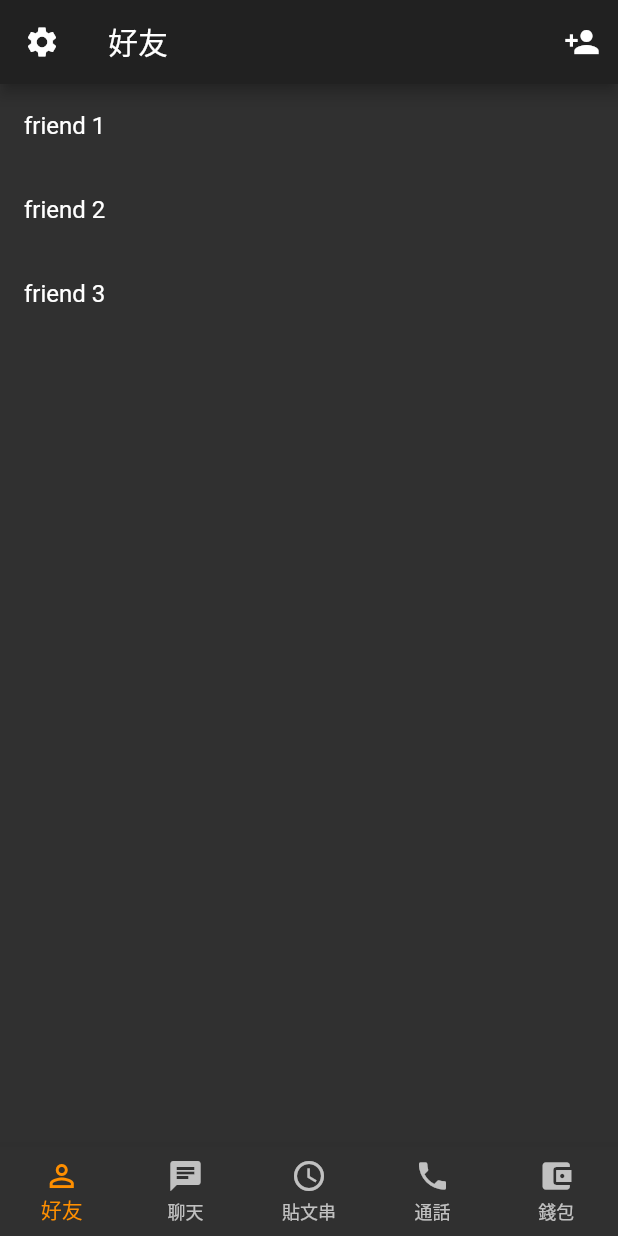
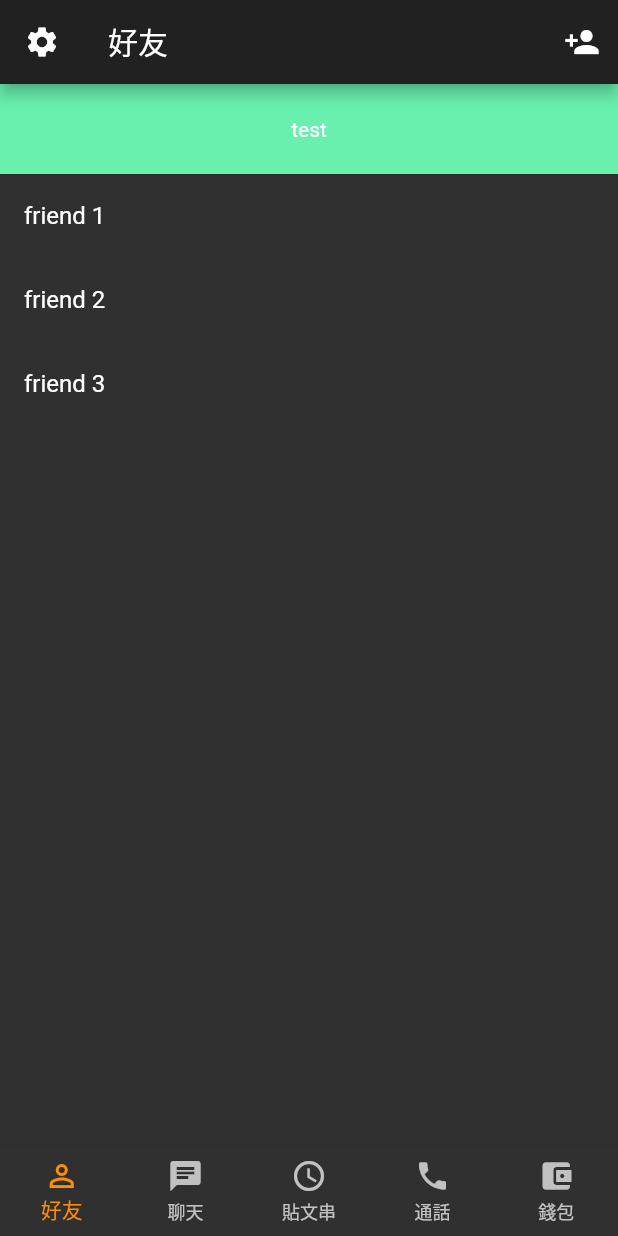
Before and after one commit to onesebun/my_app, a Flutter app: the screen it shows after launch, on a phone screen of 412 x 824 dp. Run offline on Flutter 3.47's test engine with Material 2 defaults, Android fonts, the phone set to English and light mode, and no system bars.

Commit message:
update friend screen

```diff
--- a/lib/main.dart
+++ b/lib/main.dart
@@ -7,6 +7,7 @@ class MyApp extends StatelessWidget {
   @override
   Widget build(BuildContext context) {
     return MaterialApp(
+      debugShowCheckedModeBanner: false,
       title: 'Flutter Demo',
       theme: ThemeData(
         brightness: Brightness.dark,
--- a/lib/screens/friends_screen.dart
+++ b/lib/screens/friends_screen.dart
@@ -1,6 +1,7 @@
 import 'package:flutter/material.dart';
 import '../model/post.dart';
 import '../widgets/friends_list.dart';
+import '../widgets/user_profile.dart';
 
 class FriendsScreen extends StatelessWidget {
   FriendsScreen();
@@ -26,7 +27,18 @@ class FriendsScreen extends StatelessWidget {
             )
           ],
         ),
-      body: FriendsList(),
-    );
+        body: Container(
+          child: Column(
+            mainAxisAlignment: MainAxisAlignment.start,
+            children: <Widget>[
+              Flexible(
+                child: UserProfile(),
+              ),
+              Flexible(
+                child: FriendsList(),
+              ),
+            ],
+          ),
+        ));
   }
 }
--- /dev/null
+++ b/lib/widgets/user_profile.dart
@@ -0,0 +1,15 @@
+import 'package:flutter/material.dart';
+
+class UserProfile extends StatelessWidget {
+  UserProfile();
+
+  @override
+  Widget build(BuildContext context) {
+    return Container(
+      height: 60,
+      alignment: FractionalOffset.center,
+      color: Colors.greenAccent,
+      child: Text('test'),
+    );
+  }
+}
```
Lines whose indentation alone changed are shown as unchanged.
